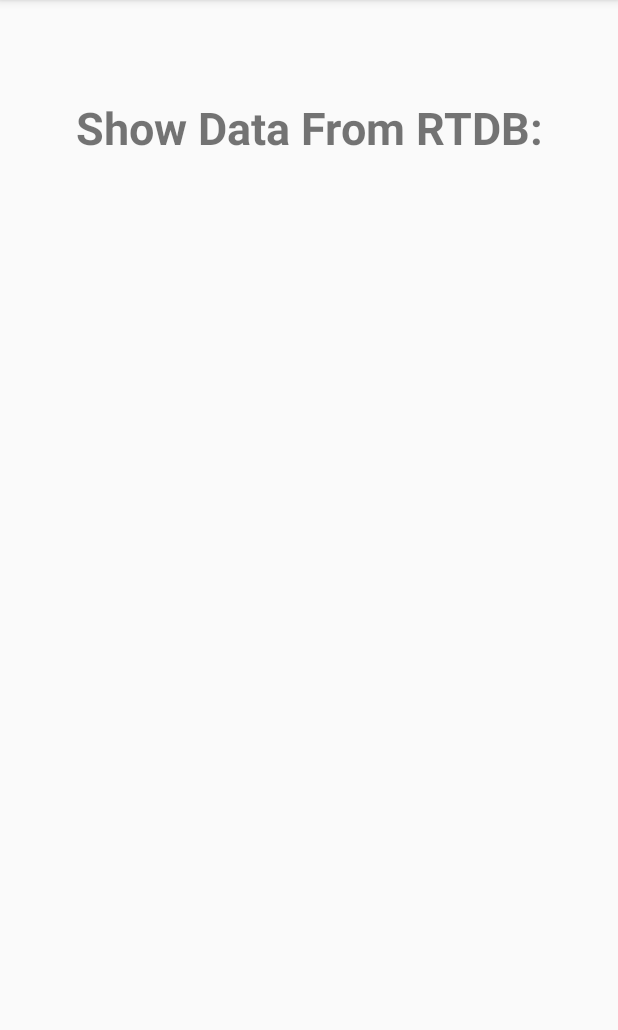
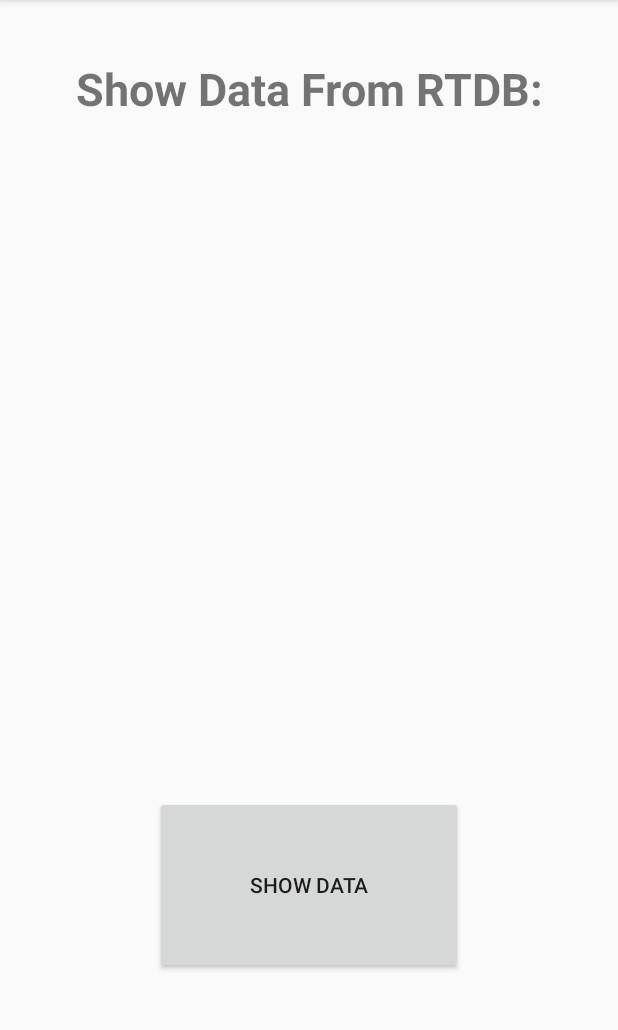
Before and after one commit to kr9277/girsatalpha, an Android app: the ShowData screen opened directly, with no data from a screen before it, on a phone screen of 412 x 824 dp, the part 84-1114 px from its top. Run offline under Robolectric (Android 15) with nearby library versions, the phone set to English and light mode, and no system bars; our stand-ins replace Firebase (no records; nobody signed in at launch, a user with empty details on screens opened directly).

Commit message:
everything is working!!!

```diff
--- a/app/build.gradle
+++ b/app/build.gradle
@@ -26,6 +26,7 @@ android {
     }
     buildFeatures{
         viewBinding true
+        dataBinding true
     }
     compileOptions {
         sourceCompatibility JavaVersion.VERSION_11
--- a/app/src/main/java/com/example/girsatalpha/ShowData.java
+++ b/app/src/main/java/com/example/girsatalpha/ShowData.java
@@ -4,6 +4,8 @@ import static com.example.girsatalpha.FBref.refUser;
 
 import android.content.Intent;
 import android.os.Bundle;
+import android.view.View;
+import android.widget.Button;
 import android.widget.TextView;
 
 import androidx.activity.EdgeToEdge;
@@ -12,23 +14,35 @@ import androidx.annotation.Nullable;
 import androidx.appcompat.app.AppCompatActivity;
 import android.view.Menu;
 import android.view.MenuItem;
+import android.widget.Toast;
+
 import androidx.core.graphics.Insets;
 import androidx.core.view.ViewCompat;
 import androidx.core.view.WindowInsetsCompat;
 
+import com.example.girsatalpha.databinding.ActivityShowDataBinding;
+import com.google.android.gms.tasks.OnCompleteListener;
+import com.google.android.gms.tasks.Task;
 import com.google.firebase.database.DataSnapshot;
 import com.google.firebase.database.DatabaseError;
+import com.google.firebase.database.DatabaseReference;
+import com.google.firebase.database.FirebaseDatabase;
 import com.google.firebase.database.Query;
 import com.google.firebase.database.ValueEventListener;
 
 public class ShowData extends AppCompatActivity {
     TextView tvDFB, titel3;
+    ActivityShowDataBinding binding;
+    Button btnShow;
+    DatabaseReference reference;
 
     @Override
     protected void onCreate(Bundle savedInstanceState) {
         super.onCreate(savedInstanceState);
         EdgeToEdge.enable(this);
         setContentView(R.layout.activity_show_data);
+        binding = ActivityShowDataBinding.inflate(getLayoutInflater());
+        setContentView(binding.getRoot());
         tvDFB = findViewById(R.id.tvDFB);
         titel3 = findViewById(R.id.titel3);
         ViewCompat.setOnApplyWindowInsetsListener(findViewById(R.id.main), (v, insets) -> {
@@ -36,21 +50,42 @@ public class ShowData extends AppCompatActivity {
             v.setPadding(systemBars.left, systemBars.top, systemBars.right, systemBars.bottom);
             return insets;
         });
+        binding.btnShow.setOnClickListener(new View.OnClickListener(){
+            @Override
+            public void onClick(View view) {
+                reference = FirebaseDatabase.getInstance().getReference("User");
+                reference.child("1").get().addOnCompleteListener(new OnCompleteListener<DataSnapshot>() {
+                    @Override
+                    public void onComplete(@NonNull Task<DataSnapshot> task) {
+                        if(task.isSuccessful()){
+                            Toast.makeText(ShowData.this, "Data Found", Toast.LENGTH_SHORT).show();
+                            DataSnapshot dataSnapshot = task.getResult();
+                            String something = dataSnapshot.child("something").getValue(String.class);
+                            binding.tvDFB.setText(something);
+                        }
+                        else{
+                            Toast.makeText(ShowData.this, "Error", Toast.LENGTH_SHORT).show();
+                        }
+                    }
+                });
+            }
+        });
     }
-    protected void onResume() {
-        super.onResume();
-        ValueEventListener user2Listener = new ValueEventListener() {
-            @Override
-            public void onDataChange(@NonNull DataSnapshot snapshot) {
-            }
-
-            @Override
-            public void onCancelled(@NonNull DatabaseError error) {
-            }
-        };
-
-        refUser.addValueEventListener(user2Listener);
-    }
+//    protected void onResume() {
+//        super.onResume();
+//        ValueEventListener user2Listener = new ValueEventListener() {
+//            @Override
+//            public void onDataChange(@NonNull DataSnapshot snapshot) {
+//            }
+//
+//            @Override
+//            public void onCancelled(@NonNull DatabaseError error) {
+//            }
+//        };
+//
+//        refUser.addValueEventListener(user2Listener);
+//    }
+//
     public boolean onCreateOptionsMenu(Menu menu){
         getMenuInflater().inflate(R.menu.tafrit, menu);
         return super.onCreateOptionsMenu(menu);
--- a/app/src/main/res/layout/activity_show_data.xml
+++ b/app/src/main/res/layout/activity_show_data.xml
@@ -35,4 +35,20 @@
         android:layout_width="match_parent"
         android:layout_height="0px"
         android:layout_weight="0.2" />
+
+    <Button
+        android:id="@+id/btnShow"
+        android:layout_width="205dp"
+        android:layout_height="0px"
+        android:layout_weight="0.2"
+        android:text="Show Data" />
+
+    <Space
+        android:layout_width="match_parent"
+        android:layout_height="wrap_content" />
+
+    <Space
+        android:layout_width="match_parent"
+        android:layout_height="0px"
+        android:layout_weight="0.2" />
 </LinearLayout>
--- a/app/src/main/res/menu/tafrit.xml
+++ b/app/src/main/res/menu/tafrit.xml
@@ -12,7 +12,7 @@
         android:title="GPS Activity" />
     <item
         android:id="@+id/ISDA"
-        android:title="Show Data Activity" />
+        android:title="Show Data" />
     <item
         android:id="@+id/ISA"
         android:title="Sound Activity" />
```
